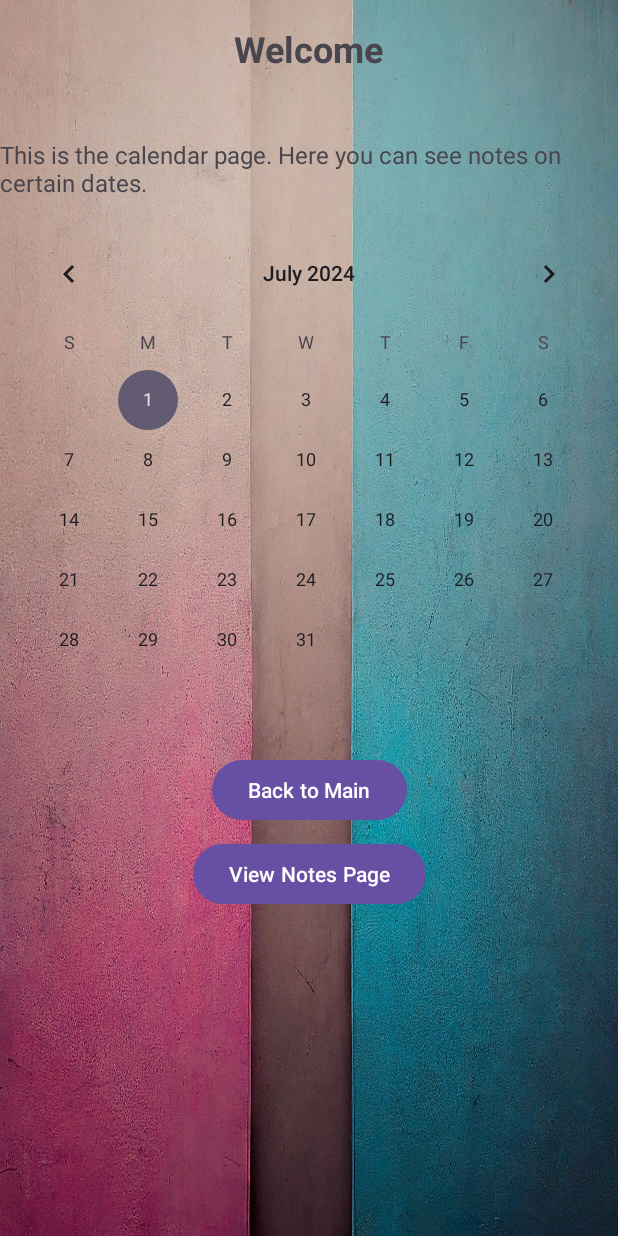
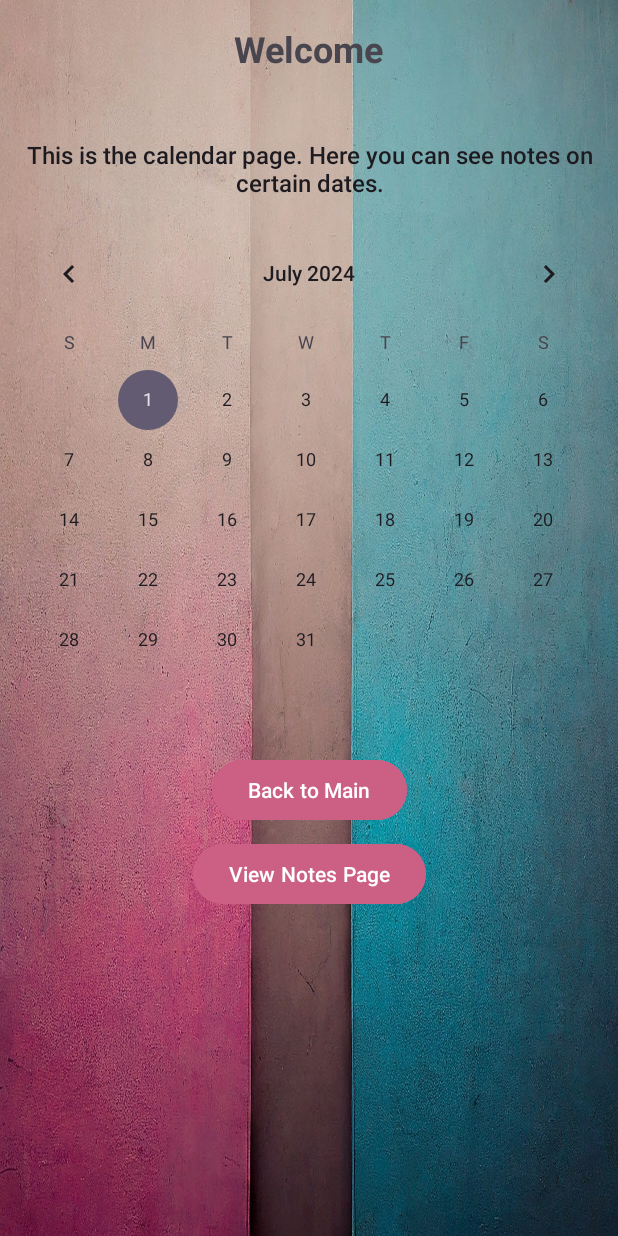
Before and after one commit to yuvalPerets/HiredApp, an Android app: the CalendarActivity screen opened directly, with no data from a screen before it, on a phone screen of 412 x 824 dp. Run offline under Robolectric (Android 15) with nearby library versions, the phone set to English and light mode, and no system bars; our stand-ins replace Firebase (no records; nobody signed in at launch, a user with empty details on screens opened directly).

Commit message:
style and fixes

```diff
--- a/app/src/main/res/layout/activity_calendar.xml
+++ b/app/src/main/res/layout/activity_calendar.xml
@@ -6,7 +6,8 @@
     android:layout_width="match_parent"
     android:layout_height="match_parent"
     android:background="@drawable/background_image"
-    tools:context=".CalendarActivity">
+    tools:context=".CalendarActivity"
+    tools:ignore="VisualLintBounds">
 
     <TextView
         android:id="@+id/welcomeText"
@@ -35,12 +36,14 @@
         android:id="@+id/descriptionText"
         android:layout_width="wrap_content"
         android:layout_height="wrap_content"
+        android:layout_marginTop="8dp"
         android:text="@string/this_is_the_calendar_page_here_you_can_see_notes_on_certain_dates"
+        android:textAlignment="center"
+        android:textAppearance="@style/TextAppearance.AppCompat.Body2"
         android:textSize="16sp"
-        app:layout_constraintTop_toBottomOf="@+id/usernameText"
+        app:layout_constraintEnd_toEndOf="parent"
         app:layout_constraintStart_toStartOf="parent"
-        app:layout_constraintEnd_toEndOf="parent"
-        android:layout_marginTop="8dp" />
+        app:layout_constraintTop_toBottomOf="@+id/usernameText" />
 
     <CalendarView
         android:id="@+id/calendarView"
@@ -55,20 +58,26 @@
         android:id="@+id/mainButton"
         android:layout_width="wrap_content"
         android:layout_height="wrap_content"
+        android:layout_marginTop="16dp"
+        android:backgroundTint="@color/colorPrimary"
         android:text="@string/back_to_main"
+        android:textColor="@android:color/white"
+        app:layout_constraintEnd_toEndOf="parent"
+        app:layout_constraintStart_toStartOf="parent"
         app:layout_constraintTop_toBottomOf="@+id/calendarView"
-        app:layout_constraintStart_toStartOf="parent"
-        app:layout_constraintEnd_toEndOf="parent"
-        android:layout_marginTop="16dp" />
+        tools:ignore="TextContrastCheck" />
 
     <Button
         android:id="@+id/viewNoteButton"
         android:layout_width="wrap_content"
         android:layout_height="wrap_content"
+        android:layout_marginTop="8dp"
+        android:backgroundTint="@color/colorPrimary"
         android:text="@string/view_notes_page"
+        android:textColor="@android:color/white"
+        app:layout_constraintEnd_toEndOf="parent"
+        app:layout_constraintStart_toStartOf="parent"
         app:layout_constraintTop_toBottomOf="@+id/mainButton"
-        app:layout_constraintStart_toStartOf="parent"
-        app:layout_constraintEnd_toEndOf="parent"
-        android:layout_marginTop="8dp" />
+        tools:ignore="TextContrastCheck" />
 
 </androidx.constraintlayout.widget.ConstraintLayout>
--- a/app/src/main/res/layout/activity_home.xml
+++ b/app/src/main/res/layout/activity_home.xml
@@ -130,7 +130,8 @@
                 android:layout_height="match_parent"
                 android:contentDescription="@string/image_for_tips_and_tricks"
                 android:scaleType="centerCrop"
-                android:src="@drawable/tips" />
+                android:src="@drawable/tips"
+                tools:ignore="ImageContrastCheck" />
         </FrameLayout>
     </androidx.cardview.widget.CardView>
 
@@ -177,6 +178,7 @@
         app:layout_constraintEnd_toEndOf="parent"
         app:layout_constraintHorizontal_bias="0.428"
         app:layout_constraintStart_toStartOf="parent"
-        app:layout_constraintTop_toBottomOf="@+id/button4" />
+        app:layout_constraintTop_toBottomOf="@+id/button4"
+        tools:ignore="VisualLintBounds" />
 
 </androidx.constraintlayout.widget.ConstraintLayout>
--- a/app/src/main/res/values/strings.xml
+++ b/app/src/main/res/values/strings.xml
@@ -39,5 +39,9 @@
     <string name="track_your_job_applications_easily_by_adding_each_application_sent">Track your job applications easily by adding each application sent!</string>
     <string name="save" >save</string>
     <string name="send_sms_notification">send sms notification</string>
+    <string name="page_for_tips">Page for Tips</string>
+    <string name="click_below_to_change_type_of_video">Click below to change type of video</string>
+    <string name="here_you_can_find_different_types_of_tips_to_get_you_hired_faster_and_smarter">Here you can find different types of tips to get you hired faster and smarter.</string>
+    <string name="todo">TODO</string>
 
 </resources>
```
Also changed, not shown: app/src/main/res/layout/activity_main.xml (+18 -8 lines), app/src/main/res/layout/activity_notes.xml (+16 -8 lines), app/src/main/res/layout/activity_notes_view.xml (+6 -2 lines), app/src/main/res/layout/activity_tips.xml (+12 -6 lines), app/src/main/res/layout/dialog_add_meeting.xml (+13 -4 lines).
